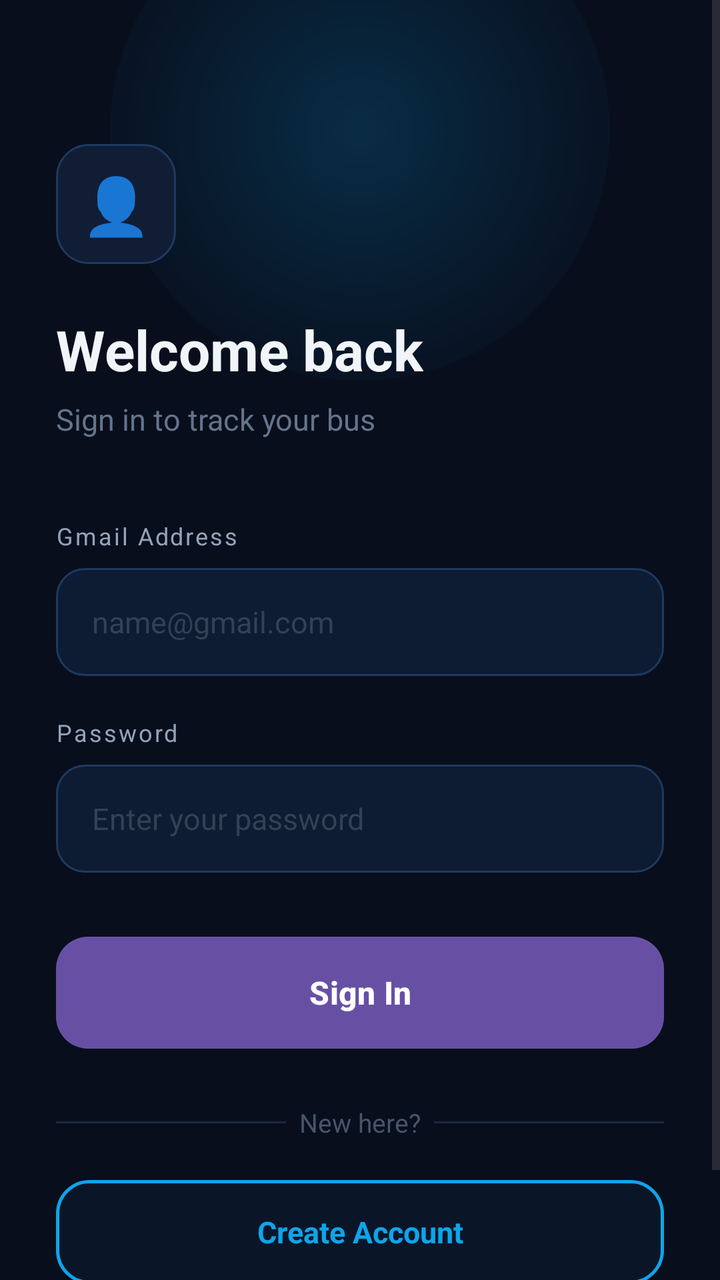
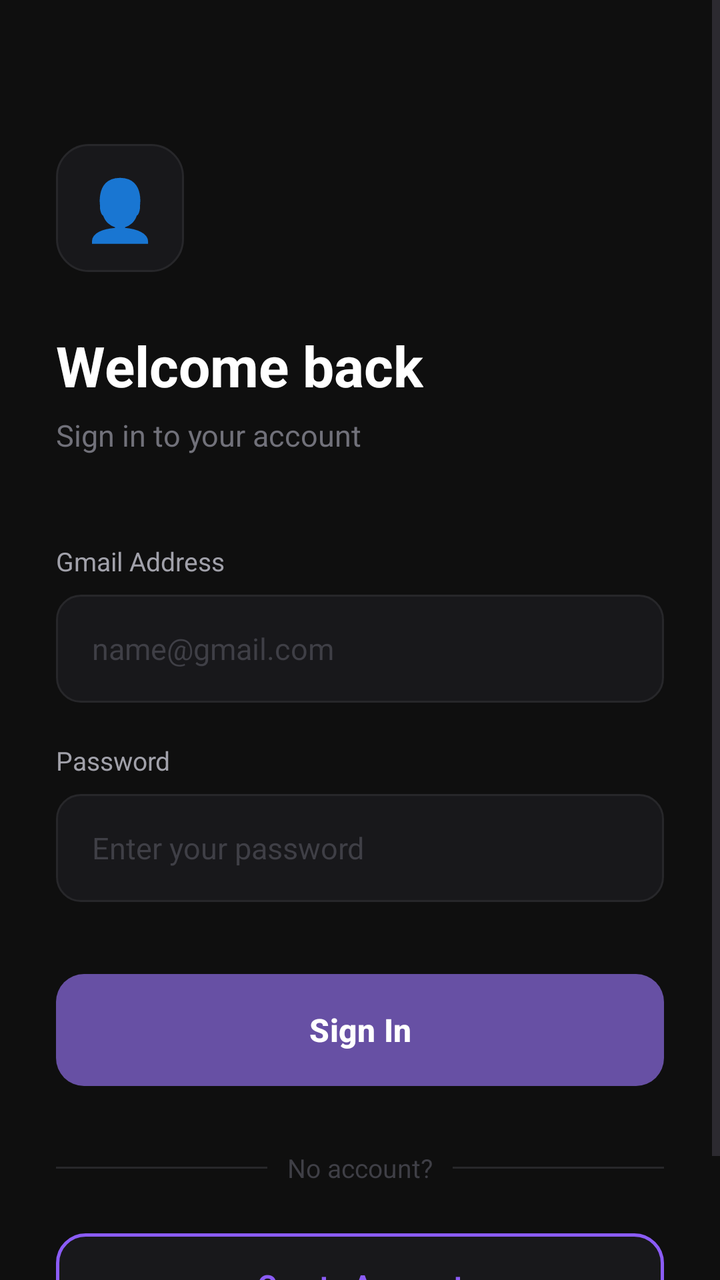

Two renders of the same Android screen: before a commit and after it. Below are the layout's source before the change and the commit's diff.
<!-- AndroidManifest.xml: application theme Theme.AppCompat.Light.NoActionBar -->
<!-- res/layout/activity_login.xml -->
<?xml version="1.0" encoding="utf-8"?>
<ScrollView xmlns:android="http://schemas.android.com/apk/res/android"
    android:layout_width="match_parent"
    android:layout_height="match_parent"
    android:background="#080E1C"
    android:fillViewport="true">

    <RelativeLayout
        android:layout_width="match_parent"
        android:layout_height="wrap_content"
        android:minHeight="700dp">

        
        <View
            android:layout_width="250dp"
            android:layout_height="250dp"
            android:layout_centerHorizontal="true"
            android:layout_marginTop="-60dp"
            android:background="@drawable/glow_circle"
            android:alpha="0.2"/>

        
        <LinearLayout
            android:layout_width="match_parent"
            android:layout_height="wrap_content"
            android:orientation="vertical"
            android:paddingStart="28dp"
            android:paddingEnd="28dp"
            android:layout_marginTop="72dp">

            
            <TextView
                android:layout_width="60dp"
                android:layout_height="60dp"
                android:text="👤"
                android:textSize="28sp"
                android:gravity="center"
                android:background="@drawable/card_bg"
                android:layout_marginBottom="24dp"/>

            <TextView
                android:layout_width="wrap_content"
                android:layout_height="wrap_content"
                android:text="Welcome back"
                android:textColor="#F1F5F9"
                android:textSize="28sp"
                android:textStyle="bold"/>

            <TextView
                android:layout_width="wrap_content"
                android:layout_height="wrap_content"
                android:text="Sign in to track your bus"
                android:textColor="#64748B"
                android:textSize="15sp"
                android:layout_marginTop="6dp"
                android:layout_marginBottom="40dp"/>

            
            <TextView
                android:layout_width="wrap_content"
                android:layout_height="wrap_content"
                android:text="Gmail Address"
                android:textColor="#94A3B8"
                android:textSize="12sp"
                android:letterSpacing="0.08"
                android:layout_marginBottom="8dp"/>

            <EditText
                android:id="@+id/email"
                android:layout_width="match_parent"
                android:layout_height="54dp"
                android:hint="name@gmail.com"
                android:textColorHint="#334155"
                android:textColor="#F1F5F9"
                android:textSize="15sp"
                android:background="@drawable/input_bg"
                android:paddingStart="18dp"
                android:paddingEnd="18dp"
                android:inputType="textEmailAddress"
                android:layout_marginBottom="20dp"/>

            
            <TextView
                android:layout_width="wrap_content"
                android:layout_height="wrap_content"
                android:text="Password"
                android:textColor="#94A3B8"
                android:textSize="12sp"
                android:letterSpacing="0.08"
                android:layout_marginBottom="8dp"/>

            <EditText
                android:id="@+id/password"
                android:layout_width="match_parent"
                android:layout_height="54dp"
                android:hint="Enter your password"
                android:textColorHint="#334155"
                android:textColor="#F1F5F9"
                android:textSize="15sp"
                android:background="@drawable/input_bg"
                android:paddingStart="18dp"
                android:paddingEnd="18dp"
                android:inputType="textPassword"
                android:layout_marginBottom="32dp"/>

            
            <ProgressBar
                android:id="@+id/progressBar"
                android:layout_width="wrap_content"
                android:layout_height="wrap_content"
                android:visibility="gone"
                android:layout_gravity="center"
                android:layout_marginBottom="16dp"/>

            
            <Button
                android:id="@+id/loginBtn"
                android:layout_width="match_parent"
                android:layout_height="56dp"
                android:text="Sign In"
                android:textColor="#FFFFFF"
                android:textSize="16sp"
                android:textStyle="bold"
                android:background="@drawable/btn_primary"
                android:stateListAnimator="@null"
                android:elevation="0dp"/>

            
            <LinearLayout
                android:layout_width="match_parent"
                android:layout_height="wrap_content"
                android:orientation="horizontal"
                android:gravity="center_vertical"
                android:layout_marginTop="28dp"
                android:layout_marginBottom="20dp">

                <View
                    android:layout_width="0dp"
                    android:layout_height="1dp"
                    android:layout_weight="1"
                    android:background="#1E293B"/>

                <TextView
                    android:layout_width="wrap_content"
                    android:layout_height="wrap_content"
                    android:text="  New here?  "
                    android:textColor="#475569"
                    android:textSize="13sp"/>

                <View
                    android:layout_width="0dp"
                    android:layout_height="1dp"
                    android:layout_weight="1"
                    android:background="#1E293B"/>

            </LinearLayout>

            
            <TextView
                android:id="@+id/createAccount"
                android:layout_width="match_parent"
                android:layout_height="52dp"
                android:text="Create Account"
                android:textColor="#0EA5E9"
                android:textSize="15sp"
                android:textStyle="bold"
                android:gravity="center"
                android:background="@drawable/btn_outline"
                android:clickable="true"
                android:focusable="true"/>

        </LinearLayout>

    </RelativeLayout>
</ScrollView>
<!-- resources referenced by this layout -->
<resources>
  <!-- drawable btn_outline (drawable) -->
  <?xml version="1.0" encoding="utf-8"?>
  <shape xmlns:android="http://schemas.android.com/apk/res/android"
      android:shape="rectangle">
      <solid android:color="#0A1628"/>
      <corners android:radius="16dp"/>
      <stroke android:width="1.5dp" android:color="#0EA5E9"/>
  </shape>
  <!-- drawable btn_primary (drawable) -->
  <?xml version="1.0" encoding="utf-8"?>
  <shape xmlns:android="http://schemas.android.com/apk/res/android"
      android:shape="rectangle">
      <gradient
          android:startColor="#0EA5E9"
          android:endColor="#0284C7"
          android:angle="135"
          android:type="linear"/>
      <corners android:radius="16dp"/>
  </shape>
  <!-- drawable card_bg (drawable) -->
  <?xml version="1.0" encoding="utf-8"?>
  <shape xmlns:android="http://schemas.android.com/apk/res/android"
      android:shape="rectangle">
      <solid android:color="#111D35"/>
      <corners android:radius="16dp"/>
      <stroke android:width="1dp" android:color="#1E3A5F"/>
  </shape>
  <!-- drawable glow_circle (drawable) -->
  <?xml version="1.0" encoding="utf-8"?>
  <shape xmlns:android="http://schemas.android.com/apk/res/android"
      android:shape="oval">
      <gradient
          android:startColor="#0EA5E9"
          android:endColor="#00000000"
          android:gradientRadius="150dp"
          android:type="radial"/>
  </shape>
  <!-- drawable input_bg (drawable) -->
  <?xml version="1.0" encoding="utf-8"?>
  <shape xmlns:android="http://schemas.android.com/apk/res/android"
      android:shape="rectangle">
      <solid android:color="#0D1B33"/>
      <corners android:radius="14dp"/>
      <stroke android:width="1dp" android:color="#1E3A5F"/>
  </shape>
  <style name="Theme.AppCompat.Light.NoActionBar" parent="Base.Theme.AppCompat.Light.NoActionBar" />
  <style name="Base.Theme.AppCompat.Light.NoActionBar" parent="Theme.Material3.DayNight.NoActionBar">
          
          
      </style>
</resources>

<!-- the commit's change to res/layout/activity_login.xml (unified diff, before → after) -->
@@ -2,174 +2,159 @@
 <ScrollView xmlns:android="http://schemas.android.com/apk/res/android"
     android:layout_width="match_parent"
     android:layout_height="match_parent"
-    android:background="#080E1C"
+    android:background="#0F0F0F"
     android:fillViewport="true">
 
-    <RelativeLayout
+    <LinearLayout
         android:layout_width="match_parent"
         android:layout_height="wrap_content"
-        android:minHeight="700dp">
+        android:orientation="vertical"
+        android:paddingStart="28dp"
+        android:paddingEnd="28dp"
+        android:paddingTop="72dp"
+        android:paddingBottom="40dp">
 
         
-        <View
-            android:layout_width="250dp"
-            android:layout_height="250dp"
-            android:layout_centerHorizontal="true"
-            android:layout_marginTop="-60dp"
-            android:background="@drawable/glow_circle"
-            android:alpha="0.2"/>
+        <TextView
+            android:layout_width="64dp"
+            android:layout_height="64dp"
+            android:text="👤"
+            android:textSize="30sp"
+            android:gravity="center"
+            android:background="@drawable/card_bg"
+            android:layout_marginBottom="28dp"/>
+
+        
+        <TextView
+            android:layout_width="wrap_content"
+            android:layout_height="wrap_content"
+            android:text="Welcome back"
+            android:textColor="#FFFFFF"
+            android:textSize="28sp"
+            android:textStyle="bold"/>
+
+        <TextView
+            android:layout_width="wrap_content"
+            android:layout_height="wrap_content"
+            android:text="Sign in to your account"
+            android:textColor="#71717A"
+            android:textSize="15sp"
+            android:layout_marginTop="6dp"
+            android:layout_marginBottom="44dp"/>
+
+        
+        <TextView
+            android:layout_width="wrap_content"
+            android:layout_height="wrap_content"
+            android:text="Gmail Address"
+            android:textColor="#A1A1AA"
+            android:textSize="13sp"
+            android:layout_marginBottom="8dp"/>
+
+        
+        <EditText
+            android:id="@+id/email"
+            android:layout_width="match_parent"
+            android:layout_height="54dp"
+            android:hint="name@gmail.com"
+            android:textColorHint="#3F3F46"
+            android:textColor="#FFFFFF"
+            android:textSize="15sp"
+            android:background="@drawable/input_bg"
+            android:paddingStart="18dp"
+            android:paddingEnd="18dp"
+            android:inputType="textEmailAddress"
+            android:layout_marginBottom="20dp"/>
+
+        
+        <TextView
+            android:layout_width="wrap_content"
+            android:layout_height="wrap_content"
+            android:text="Password"
+            android:textColor="#A1A1AA"
+            android:textSize="13sp"
+            android:layout_marginBottom="8dp"/>
+
+        
+        <EditText
+            android:id="@+id/password"
+            android:layout_width="match_parent"
+            android:layout_height="54dp"
+            android:hint="Enter your password"
+            android:textColorHint="#3F3F46"
+            android:textColor="#FFFFFF"
+            android:textSize="15sp"
+            android:background="@drawable/input_bg"
+            android:paddingStart="18dp"
+            android:paddingEnd="18dp"
+            android:inputType="textPassword"
+            android:layout_marginBottom="36dp"/>
+
+        
+        <ProgressBar
+            android:id="@+id/progressBar"
+            android:layout_width="wrap_content"
+            android:layout_height="wrap_content"
+            android:visibility="gone"
+            android:layout_gravity="center"
+            android:layout_marginBottom="16dp"/>
+
+        
+        <Button
+            android:id="@+id/loginBtn"
+            android:layout_width="match_parent"
+            android:layout_height="56dp"
+            android:text="Sign In"
+            android:textColor="#FFFFFF"
+            android:textSize="16sp"
+            android:textStyle="bold"
+            android:background="@drawable/btn_primary"
+            android:stateListAnimator="@null"
+            android:elevation="0dp"/>
 
         
         <LinearLayout
             android:layout_width="match_parent"
             android:layout_height="wrap_content"
-            android:orientation="vertical"
-            android:paddingStart="28dp"
-            android:paddingEnd="28dp"
-            android:layout_marginTop="72dp">
+            android:orientation="horizontal"
+            android:gravity="center_vertical"
+            android:layout_marginTop="32dp"
+            android:layout_marginBottom="24dp">
 
-            
-            <TextView
-                android:layout_width="60dp"
-                android:layout_height="60dp"
-                android:text="👤"
-                android:textSize="28sp"
-                android:gravity="center"
-                android:background="@drawable/card_bg"
-                android:layout_marginBottom="24dp"/>
+            <View
+                android:layout_width="0dp"
+                android:layout_height="1dp"
+                android:layout_weight="1"
+                android:background="@drawable/divider_bg"/>
 
             <TextView
                 android:layout_width="wrap_content"
                 android:layout_height="wrap_content"
-                android:text="Welcome back"
-                android:textColor="#F1F5F9"
-                android:textSize="28sp"
-                android:textStyle="bold"/>
+                android:text="   No account?   "
+                android:textColor="#3F3F46"
+                android:textSize="13sp"/>
 
-            <TextView
-                android:layout_width="wrap_content"
-                android:layout_height="wrap_content"
-                android:text="Sign in to track your bus"
-                android:textColor="#64748B"
-                android:textSize="15sp"
-                android:layout_marginTop="6dp"
-                android:layout_marginBottom="40dp"/>
-
-            
-            <TextView
-                android:layout_width="wrap_content"
-                android:layout_height="wrap_content"
-                android:text="Gmail Address"
-                android:textColor="#94A3B8"
-                android:textSize="12sp"
-                android:letterSpacing="0.08"
-                android:layout_marginBottom="8dp"/>
-
-            <EditText
-                android:id="@+id/email"
-                android:layout_width="match_parent"
-                android:layout_height="54dp"
-                android:hint="name@gmail.com"
-                android:textColorHint="#334155"
-                android:textColor="#F1F5F9"
-                android:textSize="15sp"
-                android:background="@drawable/input_bg"
-                android:paddingStart="18dp"
-                android:paddingEnd="18dp"
-                android:inputType="textEmailAddress"
-                android:layout_marginBottom="20dp"/>
-
-            
-            <TextView
-                android:layout_width="wrap_content"
-                android:layout_height="wrap_content"
-                android:text="Password"
-                android:textColor="#94A3B8"
-                android:textSize="12sp"
-                android:letterSpacing="0.08"
-                android:layout_marginBottom="8dp"/>
-
-            <EditText
-                android:id="@+id/password"
-                android:layout_width="match_parent"
-                android:layout_height="54dp"
-                android:hint="Enter your password"
-                android:textColorHint="#334155"
-                android:textColor="#F1F5F9"
-                android:textSize="15sp"
-                android:background="@drawable/input_bg"
-                android:paddingStart="18dp"
-                android:paddingEnd="18dp"
-                android:inputType="textPassword"
-                android:layout_marginBottom="32dp"/>
-
-            
-            <ProgressBar
-                android:id="@+id/progressBar"
-                android:layout_width="wrap_content"
-                android:layout_height="wrap_content"
-                android:visibility="gone"
-                android:layout_gravity="center"
-                android:layout_marginBottom="16dp"/>
-
-            
-            <Button
-                android:id="@+id/loginBtn"
-                android:layout_width="match_parent"
-                android:layout_height="56dp"
-                android:text="Sign In"
-                android:textColor="#FFFFFF"
-                android:textSize="16sp"
-                android:textStyle="bold"
-                android:background="@drawable/btn_primary"
-                android:stateListAnimator="@null"
-                android:elevation="0dp"/>
-
-            
-            <LinearLayout
-                android:layout_width="match_parent"
-                android:layout_height="wrap_content"
-                android:orientation="horizontal"
-                android:gravity="center_vertical"
-                android:layout_marginTop="28dp"
-                android:layout_marginBottom="20dp">
-
-                <View
-                    android:layout_width="0dp"
-                    android:layout_height="1dp"
-                    android:layout_weight="1"
-                    android:background="#1E293B"/>
-
-                <TextView
-                    android:layout_width="wrap_content"
-                    android:layout_height="wrap_content"
-                    android:text="  New here?  "
-                    android:textColor="#475569"
-                    android:textSize="13sp"/>
-
-                <View
-                    android:layout_width="0dp"
-                    android:layout_height="1dp"
-                    android:layout_weight="1"
-                    android:background="#1E293B"/>
-
-            </LinearLayout>
-
-            
-            <TextView
-                android:id="@+id/createAccount"
-                android:layout_width="match_parent"
-                android:layout_height="52dp"
-                android:text="Create Account"
-                android:textColor="#0EA5E9"
-                android:textSize="15sp"
-                android:textStyle="bold"
-                android:gravity="center"
-                android:background="@drawable/btn_outline"
-                android:clickable="true"
-                android:focusable="true"/>
+            <View
+                android:layout_width="0dp"
+                android:layout_height="1dp"
+                android:layout_weight="1"
+                android:background="@drawable/divider_bg"/>
 
         </LinearLayout>
 
-    </RelativeLayout>
+        
+        <TextView
+            android:id="@+id/createAccount"
+            android:layout_width="match_parent"
+            android:layout_height="52dp"
+            android:text="Create Account"
+            android:textColor="#8B5CF6"
+            android:textSize="15sp"
+            android:textStyle="bold"
+            android:gravity="center"
+            android:background="@drawable/btn_outline"
+            android:clickable="true"
+            android:focusable="true"/>
+
+    </LinearLayout>
 </ScrollView>
<!-- resource entries referenced after the edit -->
@@ -4,46 +4,41 @@
   <?xml version="1.0" encoding="utf-8"?>
   <shape xmlns:android="http://schemas.android.com/apk/res/android"
       android:shape="rectangle">
-      <solid android:color="#0A1628"/>
-      <corners android:radius="16dp"/>
-      <stroke android:width="1.5dp" android:color="#0EA5E9"/>
+      <solid android:color="#18181B"/>
+      <corners android:radius="14dp"/>
+      <stroke android:width="1.5dp" android:color="#8B5CF6"/>
   </shape>
   <!-- drawable btn_primary (drawable) -->
   <?xml version="1.0" encoding="utf-8"?>
   <shape xmlns:android="http://schemas.android.com/apk/res/android"
       android:shape="rectangle">
       <gradient
-          android:startColor="#0EA5E9"
-          android:endColor="#0284C7"
-          android:angle="135"
-          android:type="linear"/>
-      <corners android:radius="16dp"/>
+          android:startColor="#8B5CF6"
+          android:endColor="#7C3AED"
+          android:angle="135"/>
+      <corners android:radius="14dp"/>
   </shape>
   <!-- drawable card_bg (drawable) -->
   <?xml version="1.0" encoding="utf-8"?>
   <shape xmlns:android="http://schemas.android.com/apk/res/android"
       android:shape="rectangle">
-      <solid android:color="#111D35"/>
+      <solid android:color="#18181B"/>
       <corners android:radius="16dp"/>
-      <stroke android:width="1dp" android:color="#1E3A5F"/>
+      <stroke android:width="1dp" android:color="#27272A"/>
   </shape>
-  <!-- drawable glow_circle (drawable) -->
+  <!-- drawable divider_bg (drawable) -->
   <?xml version="1.0" encoding="utf-8"?>
   <shape xmlns:android="http://schemas.android.com/apk/res/android"
-      android:shape="oval">
-      <gradient
-          android:startColor="#0EA5E9"
-          android:endColor="#00000000"
-          android:gradientRadius="150dp"
-          android:type="radial"/>
+      android:shape="rectangle">
+      <solid android:color="#27272A"/>
   </shape>
   <!-- drawable input_bg (drawable) -->
   <?xml version="1.0" encoding="utf-8"?>
   <shape xmlns:android="http://schemas.android.com/apk/res/android"
       android:shape="rectangle">
-      <solid android:color="#0D1B33"/>
-      <corners android:radius="14dp"/>
-      <stroke android:width="1dp" android:color="#1E3A5F"/>
+      <solid android:color="#18181B"/>
+      <corners android:radius="12dp"/>
+      <stroke android:width="1dp" android:color="#27272A"/>
   </shape>
   <style name="Theme.AppCompat.Light.NoActionBar" parent="Base.Theme.AppCompat.Light.NoActionBar" />
   <style name="Base.Theme.AppCompat.Light.NoActionBar" parent="Theme.Material3.DayNight.NoActionBar">
